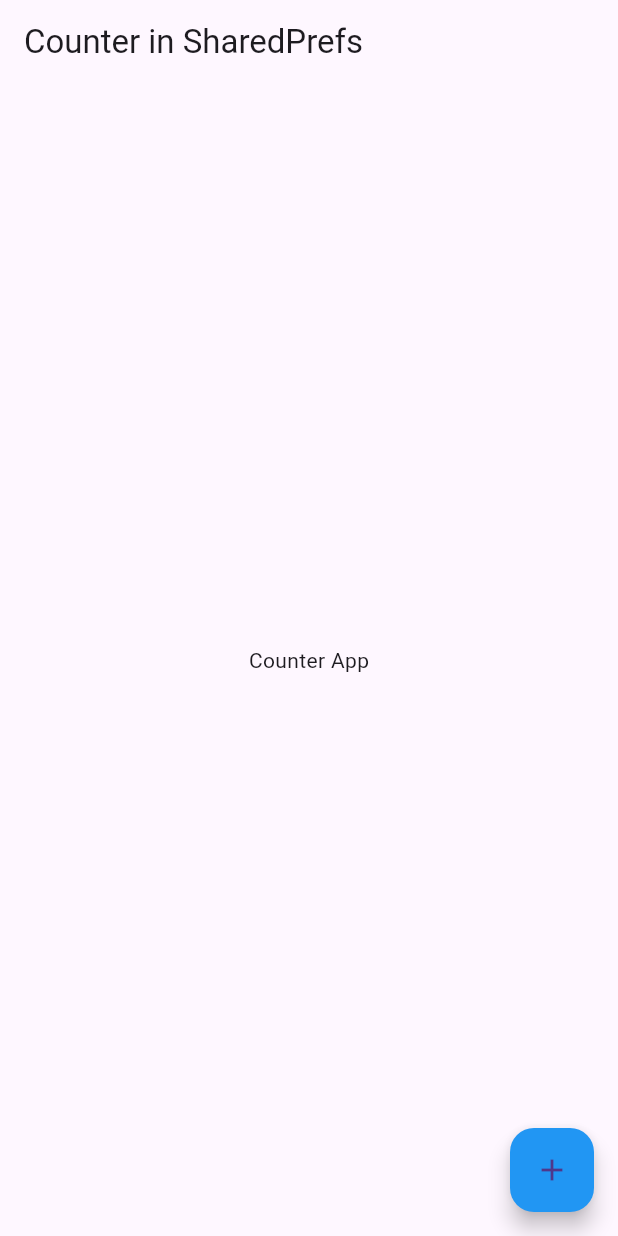
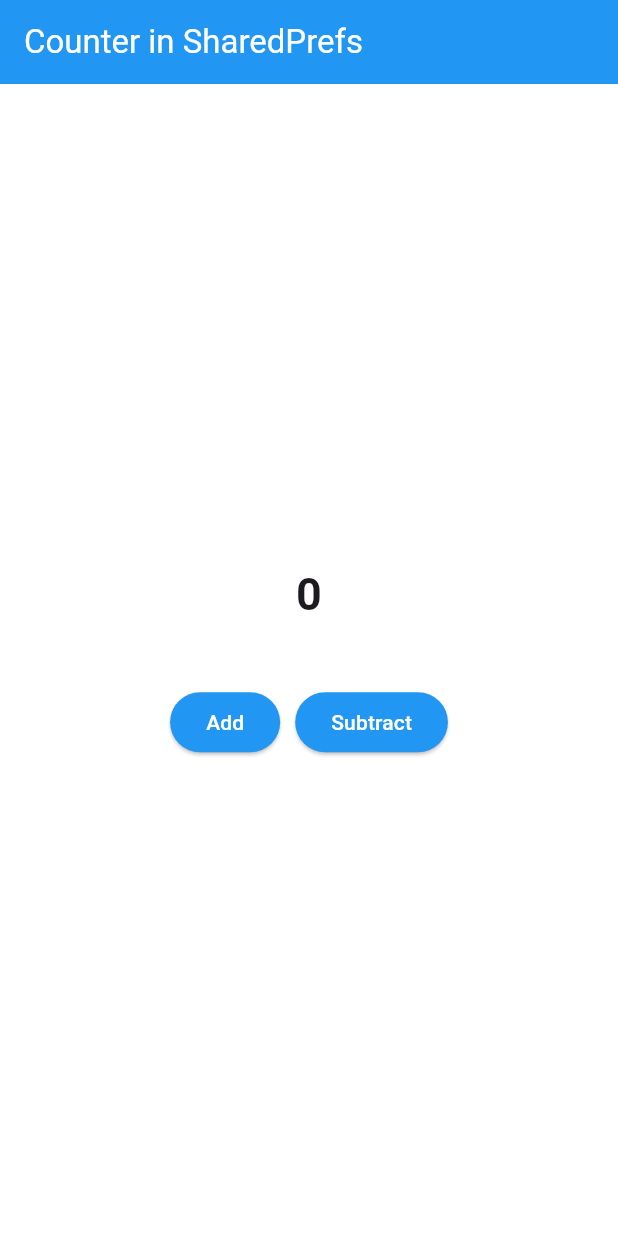
Before and after one commit to tinashemahwenda/playground, a Flutter app: the screen it shows after launch, on a phone screen of 412 x 824 dp. Run offline on Flutter 3.47's test engine with Material 3 defaults, Android fonts, the phone set to English and light mode, and no system bars; our stand-ins replace shared_preferences.

Commit message:
Finished making cool changes to the app, sharedPreferences are working

```diff
--- a/lib/homepage.dart
+++ b/lib/homepage.dart
@@ -1,21 +1,106 @@
 import 'package:flutter/material.dart';
+import 'package:shared_preferences/shared_preferences.dart';
 
-class HomePage extends StatelessWidget {
+class HomePage extends StatefulWidget {
   const HomePage({super.key});
+
+  @override
+  State<HomePage> createState() => _HomePageState();
+}
+
+class _HomePageState extends State<HomePage> {
+  int _value = 0;
+
+  @override
+  void initState() {
+    super.initState();
+    _loadCounter();
+  }
+
+  void _loadCounter() async {
+    final prefs = await SharedPreferences.getInstance();
+    setState(() {
+      _value = (prefs.getInt('counter') ?? 0);
+    });
+  }
+
+  void _incrementCounter() async {
+    final prefs = await SharedPreferences.getInstance();
+
+    setState(() {
+      _value = (prefs.getInt('counter') ?? 0) + 1;
+      prefs.setInt('counter', _value);
+    });
+  }
+
+  void _decrementCounter() async {
+    final prefs = await SharedPreferences.getInstance();
+
+    setState(() {
+      _value = (prefs.getInt('counter') ?? 0) - 1;
+      prefs.setInt('counter', _value);
+    });
+  }
 
   @override
   Widget build(BuildContext context) {
     return Scaffold(
+      backgroundColor: Colors.white,
       appBar: AppBar(
-        title: Text('Counter in SharedPrefs'),
+        title: Text(
+          'Counter in SharedPrefs',
+          style: TextStyle(
+            color: Colors.white,
+          ),
+        ),
+        backgroundColor: Colors.blue,
+        elevation: 0,
       ),
-      body: Center(
-        child: Text('Counter App'),
-      ),
-      floatingActionButton: FloatingActionButton(
-        onPressed: () {},
-        child: Icon(Icons.add),
-        backgroundColor: Colors.blue,
+      body: Column(
+        crossAxisAlignment: CrossAxisAlignment.center,
+        mainAxisAlignment: MainAxisAlignment.center,
+        children: [
+          Center(
+            child: Text(
+              '$_value',
+              style: TextStyle(
+                fontSize: 30,
+                fontWeight: FontWeight.bold,
+              ),
+            ),
+          ),
+          SizedBox(
+            height: 40,
+          ),
+          Row(
+            mainAxisAlignment: MainAxisAlignment.center,
+            spacing: 10,
+            children: [
+              ElevatedButton(
+                onPressed: _incrementCounter,
+                child: Text(
+                  'Add',
+                  style: TextStyle(
+                    color: Colors.white,
+                  ),
+                ),
+                style: ButtonStyle(
+                    backgroundColor: WidgetStatePropertyAll(Colors.blue)),
+              ),
+              ElevatedButton(
+                onPressed: _decrementCounter,
+                child: Text(
+                  'Subtract',
+                  style: TextStyle(
+                    color: Colors.white,
+                  ),
+                ),
+                style: ButtonStyle(
+                    backgroundColor: WidgetStatePropertyAll(Colors.blue)),
+              ),
+            ],
+          )
+        ],
       ),
     );
   }
```
